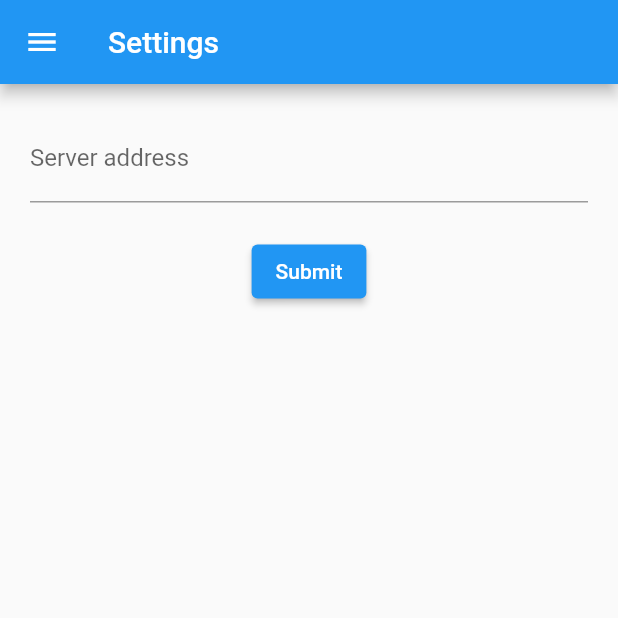
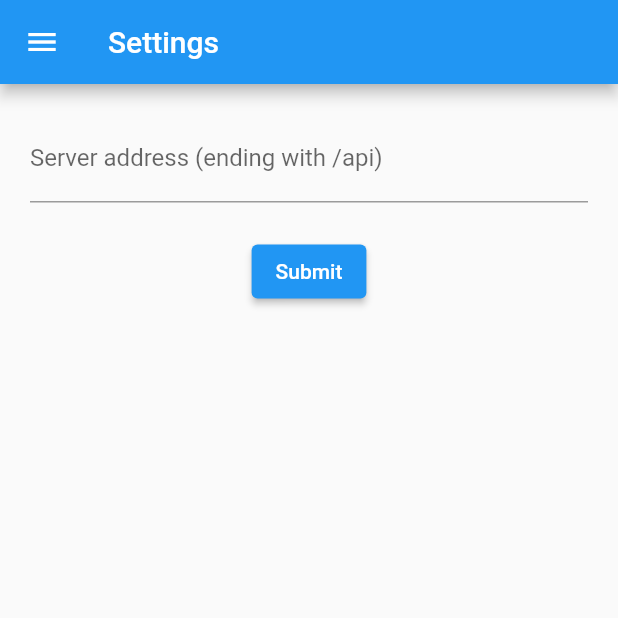
Before and after one commit to smartization/indexer-mobile, a Flutter app: the screen it shows after launch, in the side drawer, after a tap on "Settings", on a phone screen of 412 x 824 dp, the top half of it. Run offline on Flutter 3.47's test engine with Material 2 defaults, Android fonts, the phone set to English and light mode, and no system bars; our stand-ins replace chopper, shared_preferences; missing offline and left inert: flutter_barcode_scanner.

Commit message:
change: add info to server address input field that endpoint is prefixed with /api

```diff
--- a/lib/settings/server_address_text_field.dart
+++ b/lib/settings/server_address_text_field.dart
@@ -20,7 +20,7 @@ class _ServerAddressTextField extends State<ServerAddressTextField> {
   Widget build(BuildContext context) {
     return TextFormField(
       decoration: InputDecoration(
-        labelText: "Server address",
+        labelText: "Server address (ending with /api)",
         helperText: _helperText,
       ),
       validator: validator,
```
